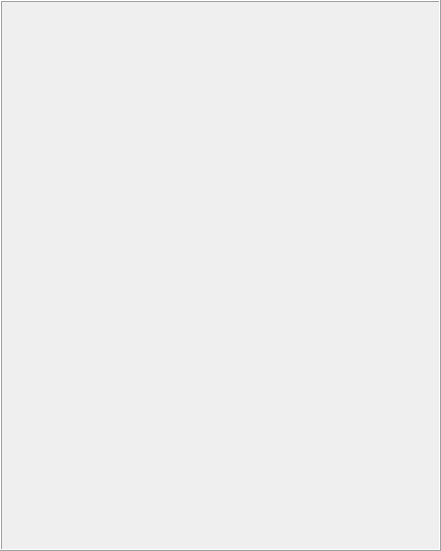
Qt form Datinator/plugins/plugin/container/gui/file_panel_gui.ui (skeetor/datinator) before a commit.
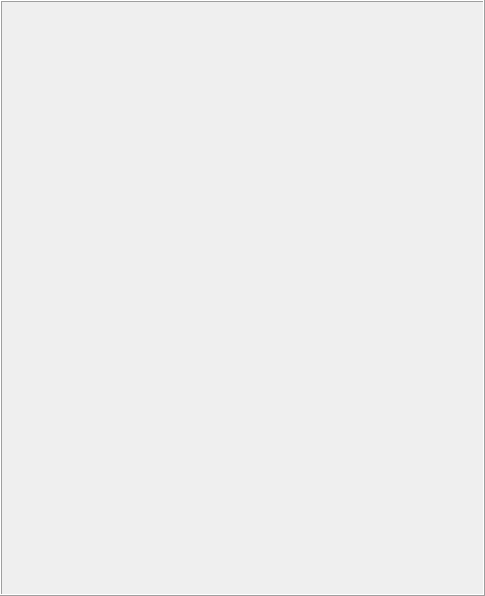
The same form after that commit.

Diff of the .ui file:
```diff
--- a/Datinator/plugins/plugin/container/gui/file_panel_gui.ui
+++ b/Datinator/plugins/plugin/container/gui/file_panel_gui.ui
@@ -6,8 +6,8 @@
    <rect>
     <x>0</x>
     <y>0</y>
-    <width>441</width>
-    <height>551</height>
+    <width>485</width>
+    <height>596</height>
    </rect>
   </property>
   <property name="windowTitle">
@@ -19,7 +19,7 @@
   <property name="frameShadow">
    <enum>QFrame::Raised</enum>
   </property>
-  <layout class="QVBoxLayout" name="verticalLayout" stretch="0,1">
+  <layout class="QVBoxLayout" name="verticalLayout" stretch="">
    <property name="spacing">
     <number>2</number>
    </property>
```
Left out of the diff: 14 changed lines with no effect on the pictures.
